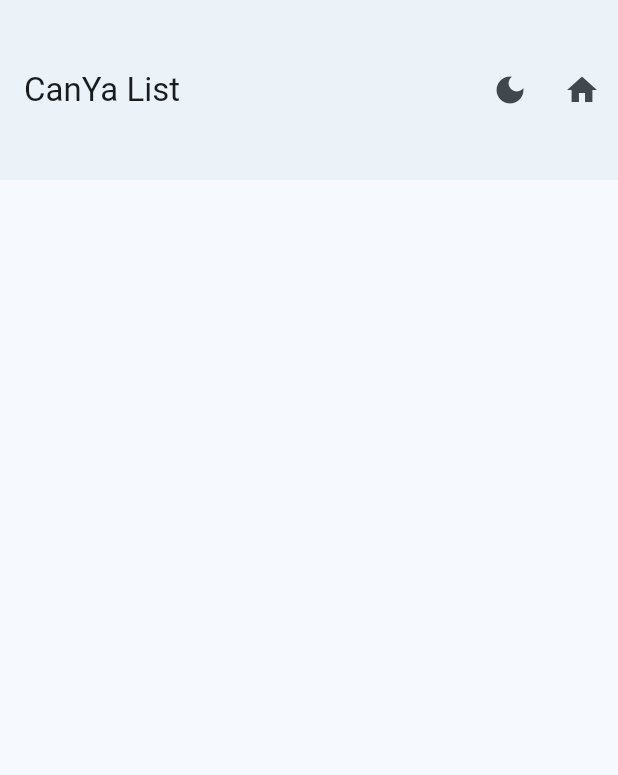
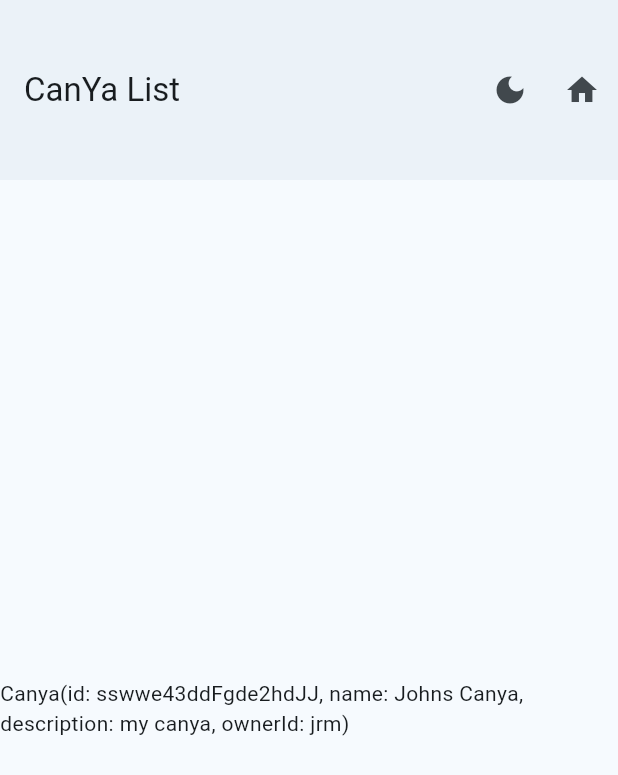
Before and after one commit to mcdona22/canya-mobile, a Flutter app: the CanyaListScreen screen opened by its route, on a phone screen of 412 x 824 dp. Shown: the top 775 px of the screen. Run offline on Flutter 3.47's test engine with Material 3 defaults, Android fonts, the phone set to English and light mode, and no system bars; our stand-ins replace cached_network_image, firebase_core, freezed_annotation, go_router, hooks_riverpod, loggy and 2 more; missing offline and left inert: flutter_loggy; accounts and stored records are empty; generated files the repository leaves out were written again.

```diff
--- a/lib/features/canya/presentation/canya_list_screen.dart
+++ b/lib/features/canya/presentation/canya_list_screen.dart
@@ -2,6 +2,8 @@ import 'package:canya/util.dart';
 import 'package:flutter/material.dart';
 import 'package:hooks_riverpod/hooks_riverpod.dart';
 import 'package:loggy/loggy.dart';
+
+import '../data/canya.dart';
 
 class CanyaListScreen extends HookConsumerWidget
     with UiLoggy {
@@ -9,8 +11,17 @@ class CanyaListScreen extends HookConsumerWidget
 
   @override
   Widget build(BuildContext context, WidgetRef ref) {
+    final canya = Canya(
+      name: 'Johns Canya',
+      ownerId: 'jrm',
+      description: 'my canya',
+      id:
+          'sswwe4'
+          '3ddFgde2hdJJ',
+    );
     return Scaffold(
       appBar: createAppBar(context, 'CanYa List'),
+      body: Center(child: Text('$canya')),
     );
   }
 }
--- a/pubspec.yaml
+++ b/pubspec.yaml
@@ -43,6 +43,7 @@ dependencies:
   shared_preferences: ^2.5.4
   json_annotation: ^4.9.0
   freezed_annotation: ^3.1.0
+  firebase_core: ^4.3.0
 
 dev_dependencies:
   flutter_test:
```
Also changed, not shown: firebase.json (added), lib/firebase_options.dart (added), pubspec.lock, 7 other files.
